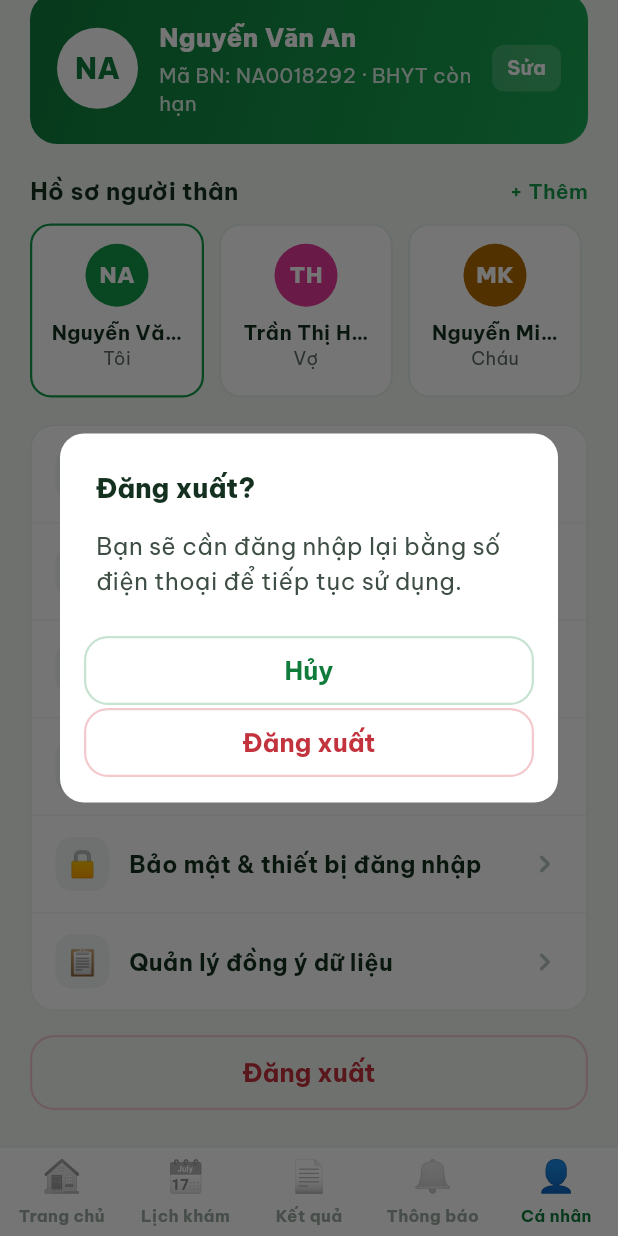
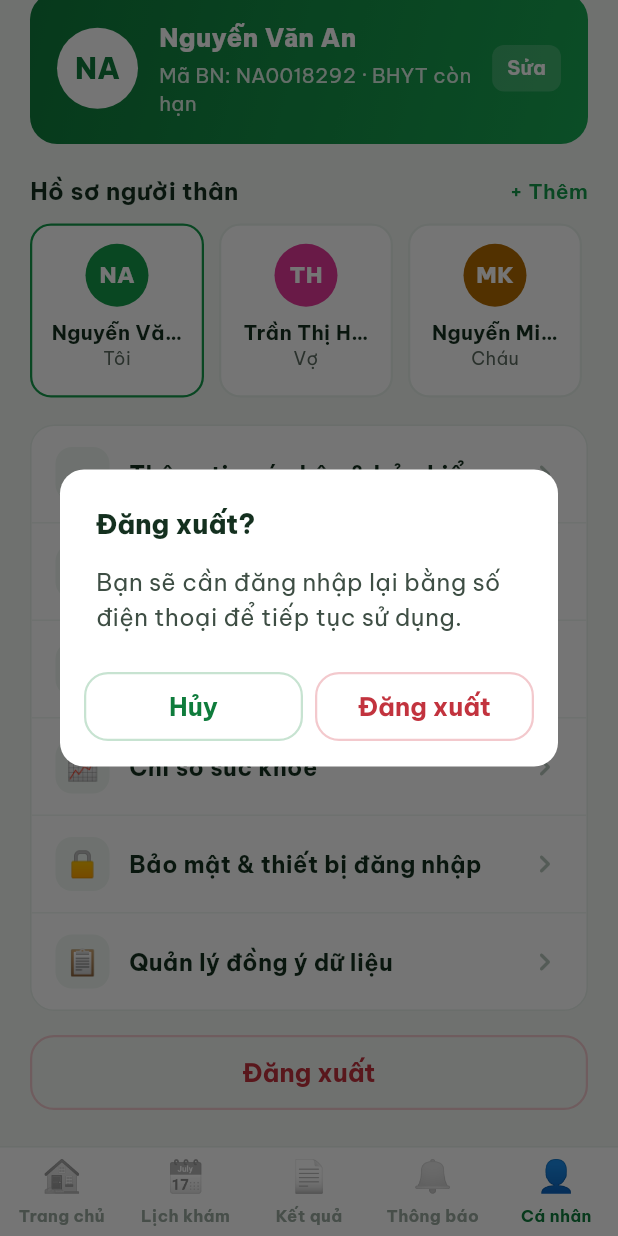
Before and after one commit to Haidang124/NACare-mobile, a Flutter app: the ProfileTabScreen screen opened by its route, scrolled down 70 dp, after a tap on "Đăng xuất", on a phone screen of 412 x 824 dp. Run offline on Flutter 3.47's test engine with Material 3 defaults, Android fonts, the phone set to English and light mode, and no system bars; our stand-ins replace dio, flutter_riverpod, flutter_secure_storage, go_router, google_fonts; missing offline and left inert: flutter_pdfview; accounts and stored records are empty; generated files the repository leaves out were written again.

```diff
--- a/app/lib/core/widgets/dialogs/confirm_dialog.dart
+++ b/app/lib/core/widgets/dialogs/confirm_dialog.dart
@@ -25,6 +25,8 @@ class ConfirmDialog {
         content: Text(message, style: AppTypography.body),
         actionsPadding: const EdgeInsets.fromLTRB(16, 0, 16, 16),
         actions: [
+          Row(
+            children: [
               Expanded(
                 child: AppButton(
                   label: cancelLabel,
@@ -46,6 +48,8 @@ class ConfirmDialog {
               ),
             ],
           ),
+        ],
+      ),
     );
     return result ?? false;
   }
--- a/app/lib/features/profile/presentation/screens/profile_tab_screen.dart
+++ b/app/lib/features/profile/presentation/screens/profile_tab_screen.dart
@@ -43,6 +43,7 @@ class ProfileTabScreen extends ConsumerWidget {
     );
     if (!confirmed) return;
     await ref.read(sessionControllerProvider.notifier).logout();
+    if (context.mounted) context.go(AppRoutes.onboarding);
   }
 
   @override
```
Also changed, not shown: 7 other files. Lines whose indentation alone changed are shown as unchanged.
